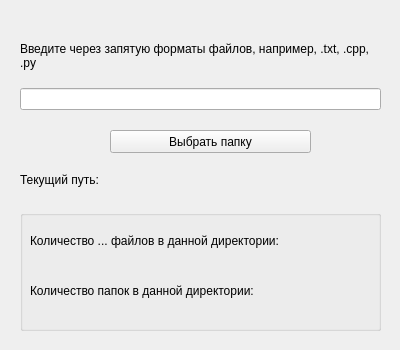
Old version of the form LabWork_3/Task_5/mainwindow.ui in the repository Max2772/FoA-P-2-Semester-.
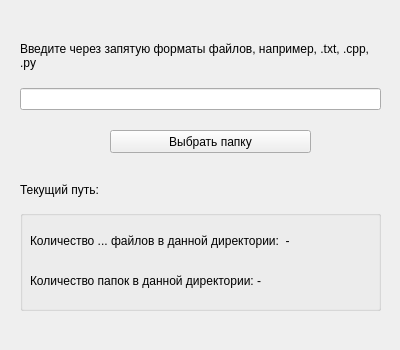
New version of the form. Icons and pictures are not drawn.

```diff
--- a/LabWork_3/Task_5/mainwindow.ui
+++ b/LabWork_3/Task_5/mainwindow.ui
@@ -97,7 +97,7 @@
       <x>20</x>
       <y>210</y>
       <width>361</width>
-      <height>121</height>
+      <height>101</height>
      </rect>
     </property>
     <property name="title">
@@ -113,7 +113,7 @@
       </rect>
      </property>
      <property name="text">
-      <string>Количество ... файлов в данной директории: </string>
+      <string>Количество ... файлов в данной директории:  -</string>
      </property>
      <property name="wordWrap">
       <bool>true</bool>
@@ -123,13 +123,13 @@
      <property name="geometry">
       <rect>
        <x>10</x>
-       <y>70</y>
+       <y>60</y>
        <width>339</width>
        <height>21</height>
       </rect>
      </property>
      <property name="text">
-      <string>Количество папок в данной директории:</string>
+      <string>Количество папок в данной директории: -</string>
      </property>
      <property name="wordWrap">
       <bool>true</bool>
@@ -140,7 +140,7 @@
     <property name="geometry">
      <rect>
       <x>20</x>
-      <y>170</y>
+      <y>180</y>
       <width>361</width>
       <height>20</height>
      </rect>
```
